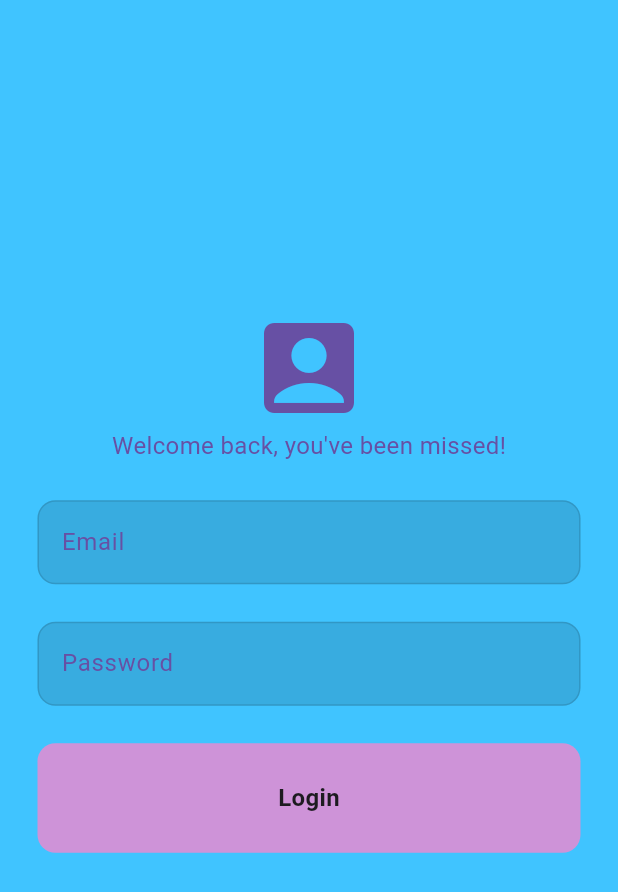
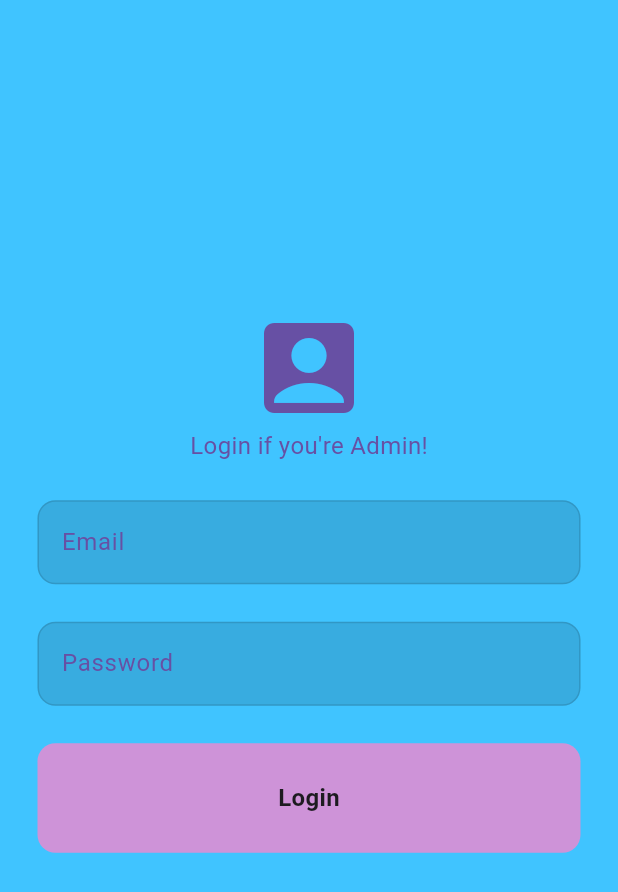
Before and after one commit to MDK301/admin_social_network, a Flutter app: the screen it shows after launch, on a phone screen of 412 x 824 dp. Shown: the top 892 px of the screen. Run offline on Flutter 3.47's test engine with Material 3 defaults, Android fonts, the phone set to English and light mode, and no system bars; our stand-ins replace cloud_firestore, firebase_auth, firebase_core; accounts and stored records are empty.

```diff
--- a/lib/login/view/login.dart
+++ b/lib/login/view/login.dart
@@ -61,7 +61,7 @@ class _LoginScreenState extends State<LoginScreen> {
 
                 // welcome back msg
                 Text(
-                  "Welcome back, you've been missed!",
+                  "Login if you're Admin!",
                   style: TextStyle(
                     color: Theme.of(context).colorScheme.primary,
                     fontSize: 16,
```
